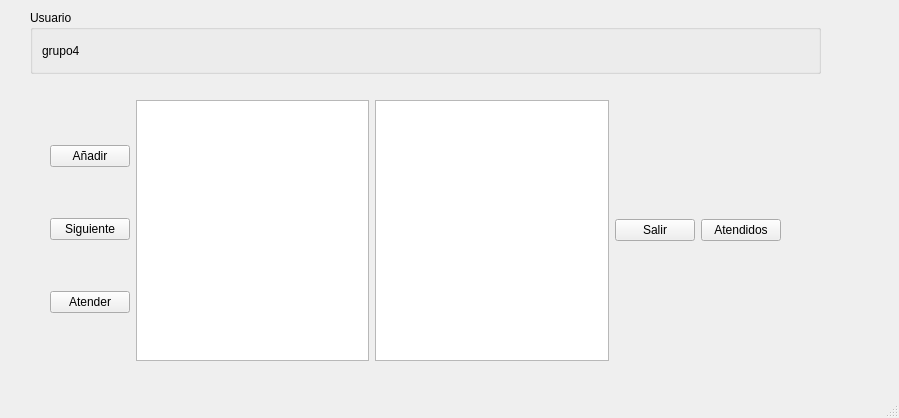
The window that TP-1-Programacion/mainwindow.ui (AdrielJE/Trabajo-Practico-2.0) describes before a commit, drawn with Qt 5.
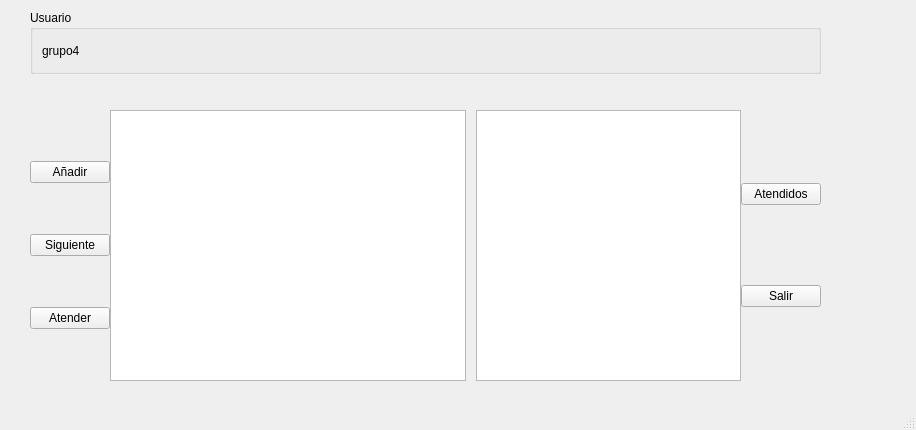
The same window after the commit.

What changed in the file:
```diff
--- a/TP-1-Programacion/mainwindow.ui
+++ b/TP-1-Programacion/mainwindow.ui
@@ -9,8 +9,8 @@
    <rect>
     <x>0</x>
     <y>0</y>
-    <width>899</width>
-    <height>418</height>
+    <width>916</width>
+    <height>430</height>
    </rect>
   </property>
   <property name="mouseTracking">
@@ -51,15 +51,36 @@
    <widget class="QWidget" name="horizontalLayoutWidget_3">
     <property name="geometry">
      <rect>
-      <x>50</x>
-      <y>100</y>
-      <width>731</width>
-      <height>261</height>
+      <x>30</x>
+      <y>110</y>
+      <width>791</width>
+      <height>271</height>
      </rect>
     </property>
-    <layout class="QHBoxLayout" name="horizontalLayout_3">
+    <layout class="QHBoxLayout" name="horizontalLayout_3" stretch="0">
+     <property name="spacing">
+      <number>0</number>
+     </property>
+     <property name="leftMargin">
+      <number>0</number>
+     </property>
+     <property name="topMargin">
+      <number>0</number>
+     </property>
+     <property name="rightMargin">
+      <number>0</number>
+     </property>
+     <property name="bottomMargin">
+      <number>0</number>
+     </property>
      <item>
-      <layout class="QHBoxLayout" name="horizontalLayout">
+      <layout class="QHBoxLayout" name="horizontalLayout" stretch="0,0,0">
+       <property name="leftMargin">
+        <number>0</number>
+       </property>
+       <property name="rightMargin">
+        <number>0</number>
+       </property>
        <item>
         <layout class="QVBoxLayout" name="verticalLayout">
          <item>
@@ -89,23 +110,39 @@
         <widget class="QListWidget" name="listMovimientos_1"/>
        </item>
        <item>
-        <layout class="QHBoxLayout" name="horizontalLayout_2">
+        <layout class="QHBoxLayout" name="horizontalLayout_2" stretch="0,0">
+         <property name="leftMargin">
+          <number>10</number>
+         </property>
          <item>
           <widget class="QListWidget" name="listMovimientos_2"/>
          </item>
          <item>
-          <widget class="QPushButton" name="btnSalir">
-           <property name="text">
-            <string>Salir</string>
+          <layout class="QVBoxLayout" name="verticalLayout_2" stretch="0,0">
+           <property name="spacing">
+            <number>7</number>
            </property>
-          </widget>
-         </item>
-         <item>
-          <widget class="QPushButton" name="btnAtendidos">
-           <property name="text">
-            <string>Atendidos</string>
+           <property name="leftMargin">
+            <number>0</number>
            </property>
-          </widget>
+           <property name="topMargin">
+            <number>0</number>
+           </property>
+           <item>
+            <widget class="QPushButton" name="btnAtendidos">
+             <property name="text">
+              <string>Atendidos</string>
+             </property>
+            </widget>
+           </item>
+           <item>
+            <widget class="QPushButton" name="btnSalir">
+             <property name="text">
+              <string>Salir</string>
+             </property>
+            </widget>
+           </item>
+          </layout>
          </item>
         </layout>
        </item>
```
